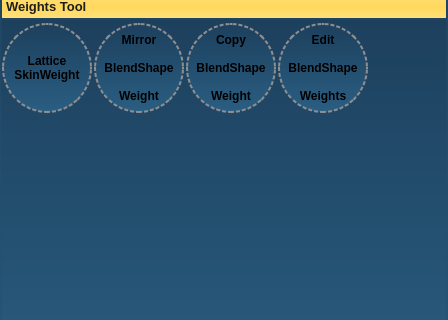
Before: the Qt Designer form RootUI.ui in zclongpop123/RiggingTeamTools, drawn with Qt 5; both pictures show x 0 to 448 and y 138 to 458 of the 448 by 679 pixel window.
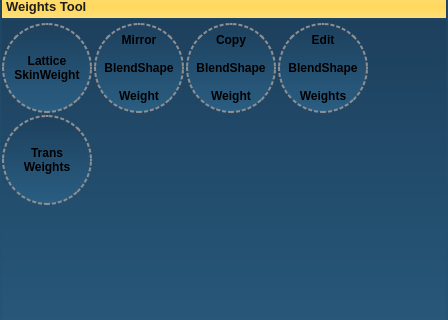
After: the same form once the commit is applied. The open tabs and pages were chosen to show the change.

Commit message: change trans weights button position..

```diff
--- a/RootUI.ui
+++ b/RootUI.ui
@@ -1068,7 +1068,10 @@
                     <string>Add  Groups</string>
                    </property>
                   </widget>
-                  <widget class="QPushButton" name="btn_transWeights">
+                  <widget class="QPushButton" name="pushButton">
+                   <property name="enabled">
+                    <bool>false</bool>
+                   </property>
                    <property name="geometry">
                     <rect>
                      <x>276</x>
@@ -1099,7 +1102,7 @@
                     <string notr="true"/>
                    </property>
                    <property name="text">
-                    <string>Trans Weights</string>
+                    <string/>
                    </property>
                   </widget>
                  </widget>
@@ -1192,7 +1195,7 @@
               </property>
              </spacer>
             </item>
-            <item row="1" column="1">
+            <item row="2" column="1">
              <spacer name="verticalSpacer_3">
               <property name="orientation">
                <enum>Qt::Vertical</enum>
@@ -1301,6 +1304,35 @@
               </property>
              </widget>
             </item>
+            <item row="1" column="0">
+             <widget class="QPushButton" name="btn_transWeights">
+              <property name="minimumSize">
+               <size>
+                <width>90</width>
+                <height>90</height>
+               </size>
+              </property>
+              <property name="maximumSize">
+               <size>
+                <width>90</width>
+                <height>90</height>
+               </size>
+              </property>
+              <property name="font">
+               <font>
+                <weight>75</weight>
+                <bold>true</bold>
+               </font>
+              </property>
+              <property name="styleSheet">
+               <string notr="true"/>
+              </property>
+              <property name="text">
+               <string>Trans
+Weights</string>
+              </property>
+             </widget>
+            </item>
            </layout>
           </widget>
           <widget class="QWidget" name="page_7">
```
